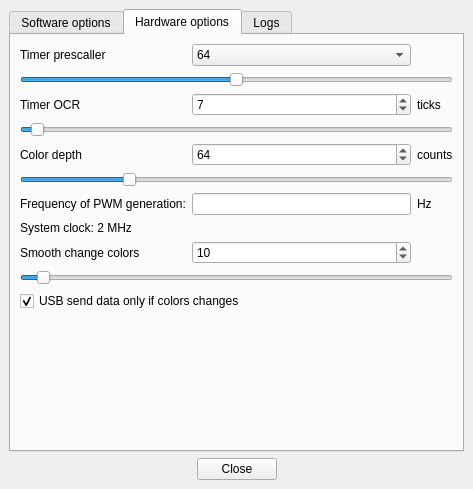
First picture: the form in Software/src/mainwindow.ui, repository Atarity/Lightpack, before the edit.
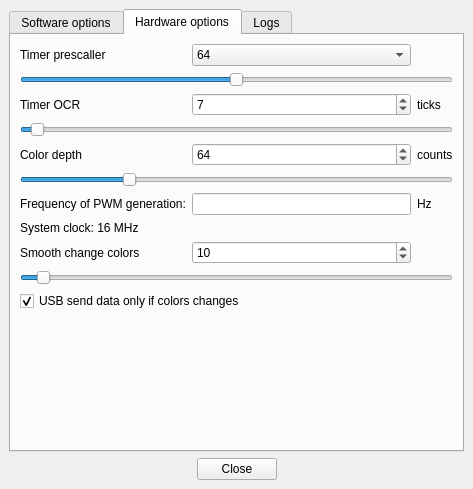
Second picture: the form after the edit. Icons and pictures are not drawn.

Commit message: Software: settings.h: change default value of color depth; mainwindow.cpp: rewrite PWM frequency evaluator; mainwindow.ui: change system clock to 16Mhz;

The edit to the form file:
```diff
--- a/Software/src/mainwindow.ui
+++ b/Software/src/mainwindow.ui
@@ -340,7 +340,7 @@
           <item row="9" column="0">
            <widget class="QLabel" name="label">
             <property name="text">
-             <string>System clock: 2 MHz</string>
+             <string>System clock: 16 MHz</string>
             </property>
            </widget>
           </item>
```
The commit also changes 2 other files.
